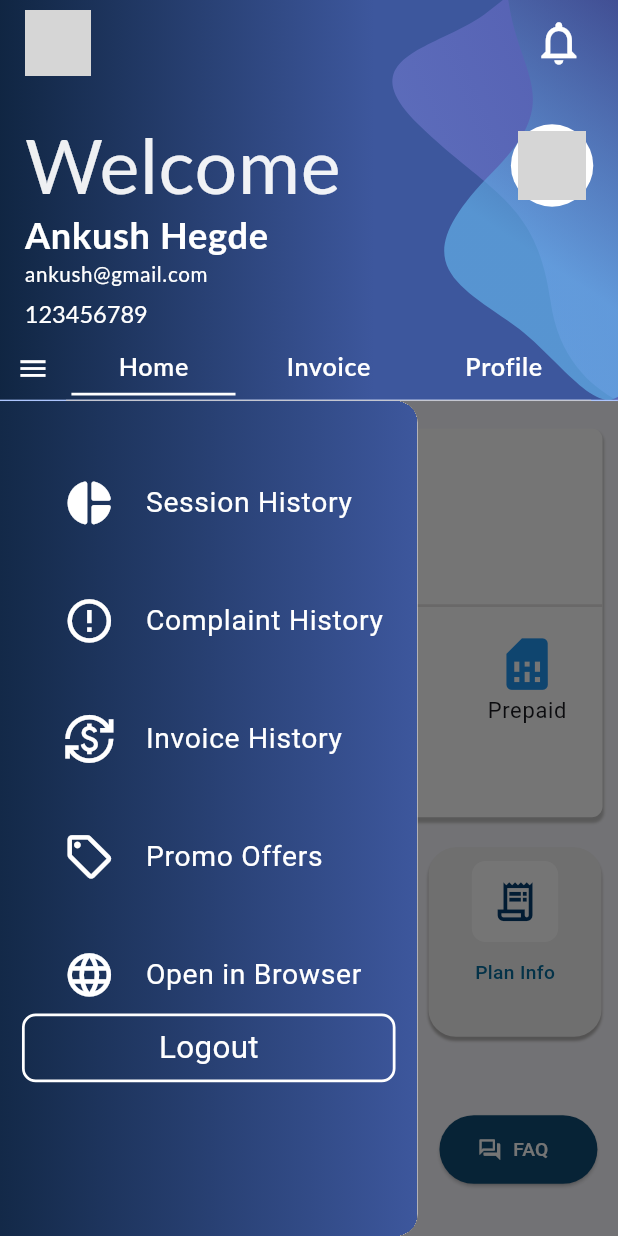
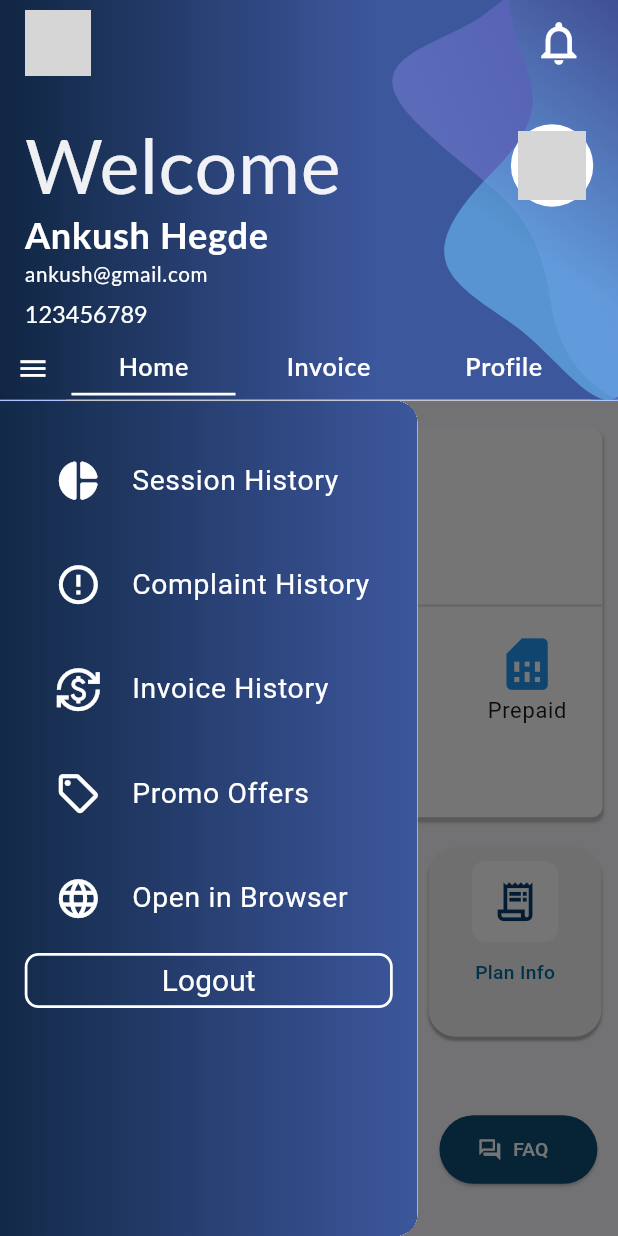
Before and after one commit to Broadway-Communications/Flutter-Application, a Flutter app: the screen it shows after launch, with the side drawer open, on a phone screen of 412 x 824 dp. Run offline on Flutter 3.47's test engine with Material 2 defaults, Android fonts, the phone set to English and light mode, and no system bars; our stand-ins replace auto_route, device_preview, flutter_screenutil, google_fonts, responsive_framework; network calls fail; Roboto replaces fonts that are missing (Lato); grey boxes are pictures that could not be loaded.

Commit message:
work in progress

```diff
--- a/lib/app/widgets/navigation_drawer.dart
+++ b/lib/app/widgets/navigation_drawer.dart
@@ -22,16 +22,9 @@ class _NavDrawerState extends State<NavDrawer> {
             stops: [0.0, 1.0],
             tileMode: TileMode.clamp,
           ),
-          boxShadow: [
-            BoxShadow(
-              color: Color.fromRGBO(0, 0, 0, 0.25),
-              offset: Offset(10, 4),
-              blurRadius: 4,
-              spreadRadius: 0,
-            )
-          ],
+
         ),
-        padding: const EdgeInsets.all(16.0),
+        padding: const EdgeInsets.all(10.0),
         child: ListView(
           shrinkWrap: true,
           children: [
@@ -51,12 +44,12 @@ class _NavDrawerState extends State<NavDrawer> {
 
 Widget listItems(IconData icon, String text) {
   return Padding(
-    padding: const EdgeInsets.only(top: 30, left: 20),
+    padding: const EdgeInsets.only(top: 20, left: 20),
     child: ListTile(
       leading: Icon(
         icon,
         color: Colors.white,
-        size: 38,
+        size: 34,
       ),
       contentPadding: const EdgeInsets.only(left: 10),
       horizontalTitleGap: 22,
@@ -78,28 +71,30 @@ class MyContainer extends StatelessWidget {
 
   @override
   Widget build(BuildContext context) {
-    return SizedBox(
-      child: Container(
-        padding: const EdgeInsets.all(5.0),
-        height: 50,
-        decoration: BoxDecoration(
-          color: Colors.transparent,
-          borderRadius: BorderRadius.circular(10),
-          border: Border.all(
-            color: Colors.white,
-            width: 2,
-          ),
-        ),
-        child: Center(
-          child: Text(
-            'Logout',
-            style: TextStyle(
-              color: Colors.white,
-              fontSize: 20.sp,
-            ),
-          ),
-        ),
+    return Padding(
+      padding: const EdgeInsets.all(8.0),
+      child: SizedBox(
+        width: 900,
+        child: ElevatedButton(
+                onPressed: () {},
+
+                style: ElevatedButton.styleFrom(elevation: 0,
+                //fixedSize: Size(20, 70),
+                    backgroundColor: Colors.transparent ,
+                    shape: RoundedRectangleBorder(
+
+                        borderRadius: BorderRadius.circular(10),
+                        side: BorderSide(width: 2,color: Colors.white))),
+                child:  Text(
+                  "Logout",
+                  style: TextStyle(
+                      color: Colors.white,
+                      fontSize: 19.sp,
+                      fontWeight: FontWeight.normal),
+                ),
+              ),
       ),
+
     );
   }
 }
```
